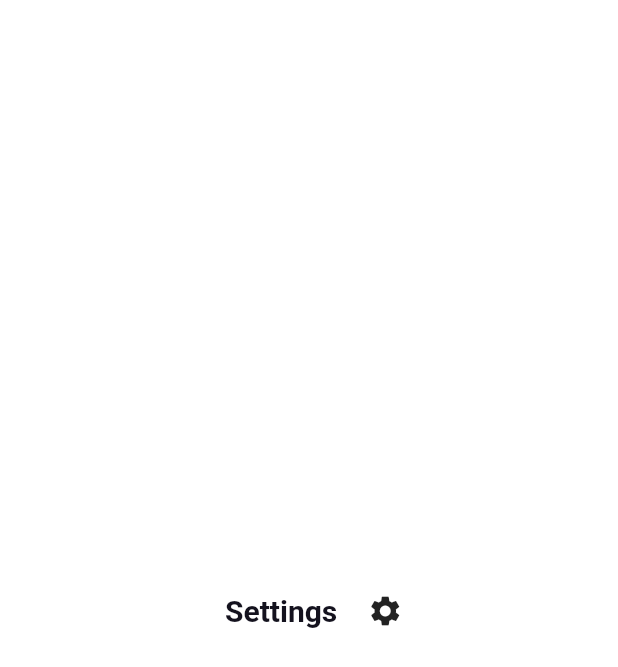
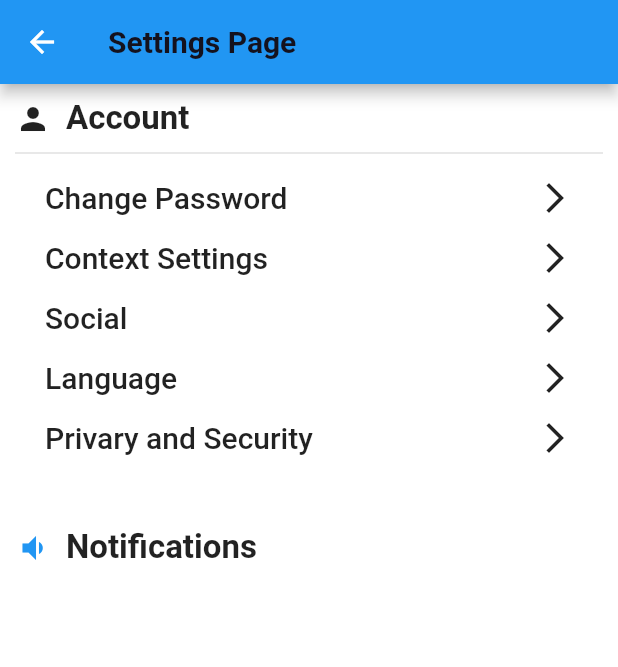
Before and after one commit to Jilly-del/Bank-App, a Flutter app: the Setting screen opened directly, on a phone screen of 412 x 824 dp. Shown: the top 667 px of the screen. Run offline on Flutter 3.47's test engine with Material 2 defaults, Android fonts, the phone set to English and light mode, and no system bars.

Commit message:
Added new feature

```diff
--- a/lib/widget/setting.dart
+++ b/lib/widget/setting.dart
@@ -11,19 +11,99 @@ class Setting extends StatefulWidget {
 class _SettingState extends State<Setting> {
   @override
   Widget build(BuildContext context) {
-    return Center(
+    return Scaffold(
+      appBar: AppBar(
+        title: Text(
+          'Settings Page',
+          style: ThemeStles.primaryTitle,
+        ),
+        leading: IconButton(
+            onPressed: () {
+              Navigator.of(context).pop();
+            },
+            icon: const Icon(Icons.arrow_back)),
+      ),
+      body: Container(
+        padding: const EdgeInsets.all(10),
+        child: ListView(
+          children: [
+            Row(
+              children: const [
+                Icon(Icons.person),
+                SizedBox(
+                  width: 10,
+                ),
+                Text(
+                  'Account',
+                  style: TextStyle(fontSize: 22, fontWeight: FontWeight.bold),
+                ),
+              ],
+            ),
+            const Divider(
+              height: 20,
+              thickness: 1,
+            ),
+            buildAccountOption(context, 'Change Password'),
+            buildAccountOption(context, 'Context Settings'),
+            buildAccountOption(context, 'Social'),
+            buildAccountOption(context, 'Language'),
+            buildAccountOption(context, 'Privary and Security'),
+            const SizedBox(
+              height: 40,
+            ),
+            Row(
+              children: const [
+                Icon(
+                  Icons.volume_down,
+                  color: Colors.blue,
+                ),
+                SizedBox(
+                  width: 10,
+                ),
+                Text(
+                  'Notifications',
+                  style: TextStyle(fontSize: 22, fontWeight: FontWeight.bold),
+                )
+              ],
+            )
+          ],
+        ),
+      ),
+    );
+  }
+
+  GestureDetector buildAccountOption(BuildContext context, String title) {
+    return GestureDetector(
+      onTap: () {
+        showDialog(
+            context: context,
+            builder: (BuildContext context) {
+              return AlertDialog(
+                title: const Text('title'),
+                content: Column(
+                  mainAxisSize: MainAxisSize.min,
+                  children: const [Text('Option 1'), Text('Option 2')],
+                ),
+                actions: [
+                  TextButton(
+                      onPressed: () {
+                        Navigator.of(context).pop();
+                      },
+                      child: const Text('Close'))
+                ],
+              );
+            });
+      },
       child: Padding(
-        padding: const EdgeInsets.fromLTRB(150, 40, 50, 50),
+        padding: const EdgeInsets.symmetric(vertical: 8, horizontal: 20),
         child: Row(
+          mainAxisAlignment: MainAxisAlignment.spaceBetween,
           children: [
             Text(
-              'Settings',
-              style: ThemeStles.primaryTitle,
+              title,
+              style: const TextStyle(fontSize: 20, fontWeight: FontWeight.w500),
             ),
-            const SizedBox(
-              width: 20,
-            ),
-            const Icon(Icons.settings),
+            const Icon(Icons.arrow_forward_ios)
           ],
         ),
       ),
```
